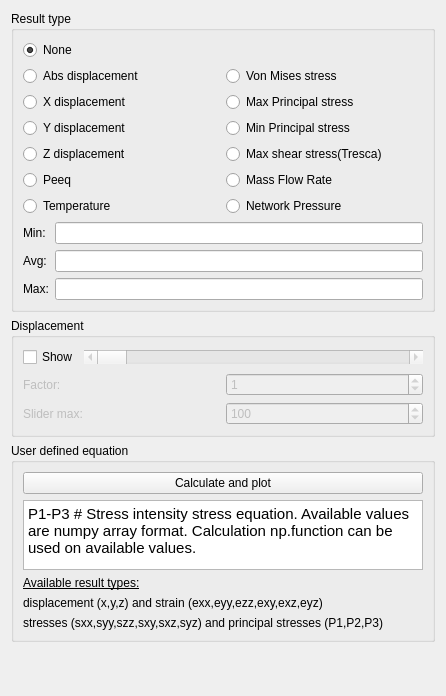
berndhahnebach/All_FreeCAD, file src/Mod/Fem/Gui/Resources/ui/ResultShow.ui: the form before one commit.
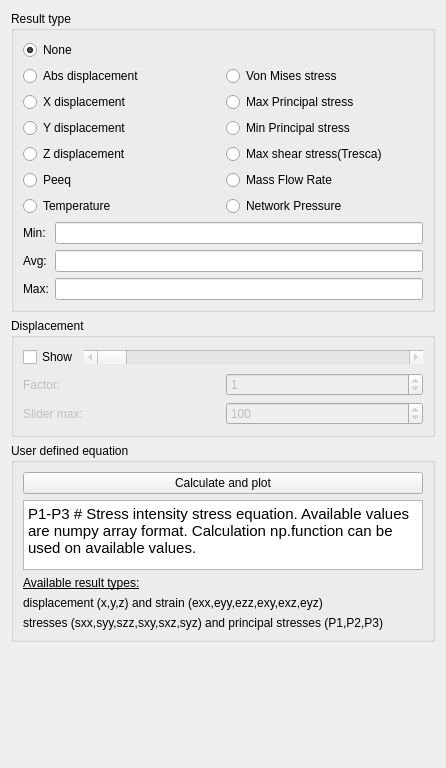
The form after the commit. Custom widgets are drawn as their Qt base class.

Commit message: FEM: restult task panel, add automatic displacement factor

```diff
--- a/src/Mod/Fem/Gui/Resources/ui/ResultShow.ui
+++ b/src/Mod/Fem/Gui/Resources/ui/ResultShow.ui
@@ -7,7 +7,7 @@
     <x>0</x>
     <y>0</y>
     <width>446</width>
-    <height>696</height>
+    <height>768</height>
    </rect>
   </property>
   <property name="windowTitle">
```
Left out of the diff: 4 changed lines with no effect on the pictures. The commit also changes 1 other file.
